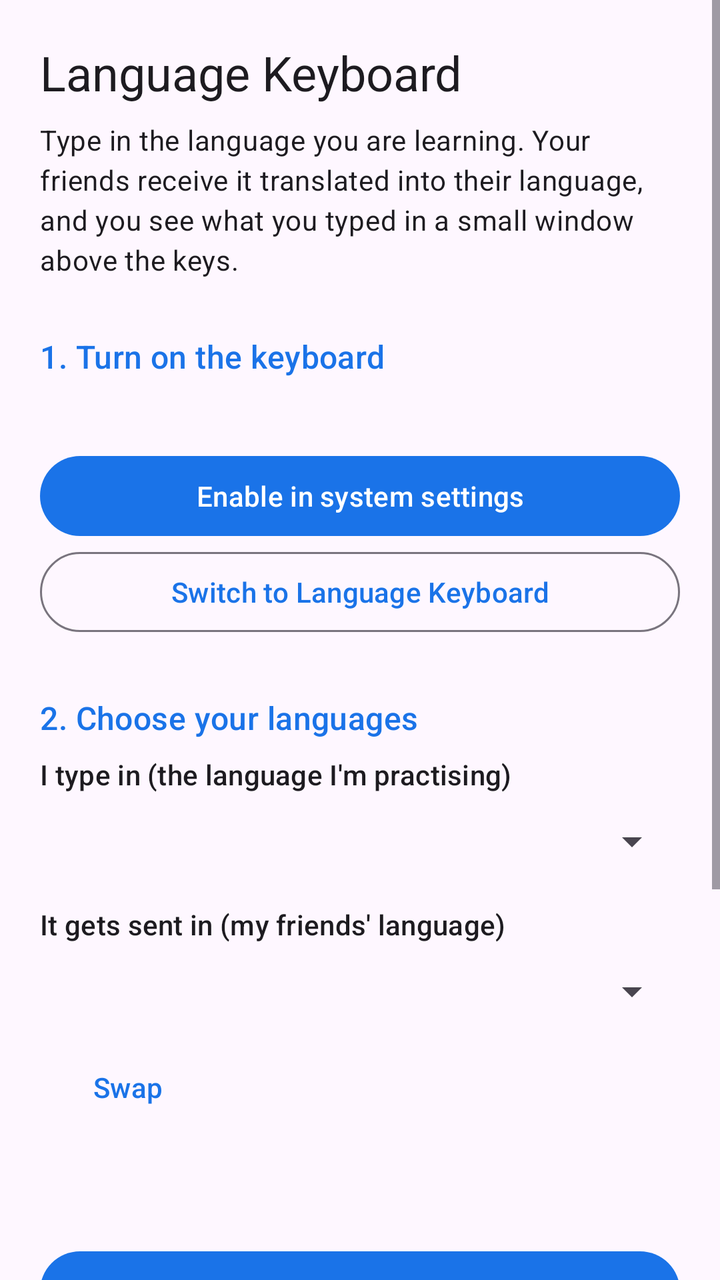
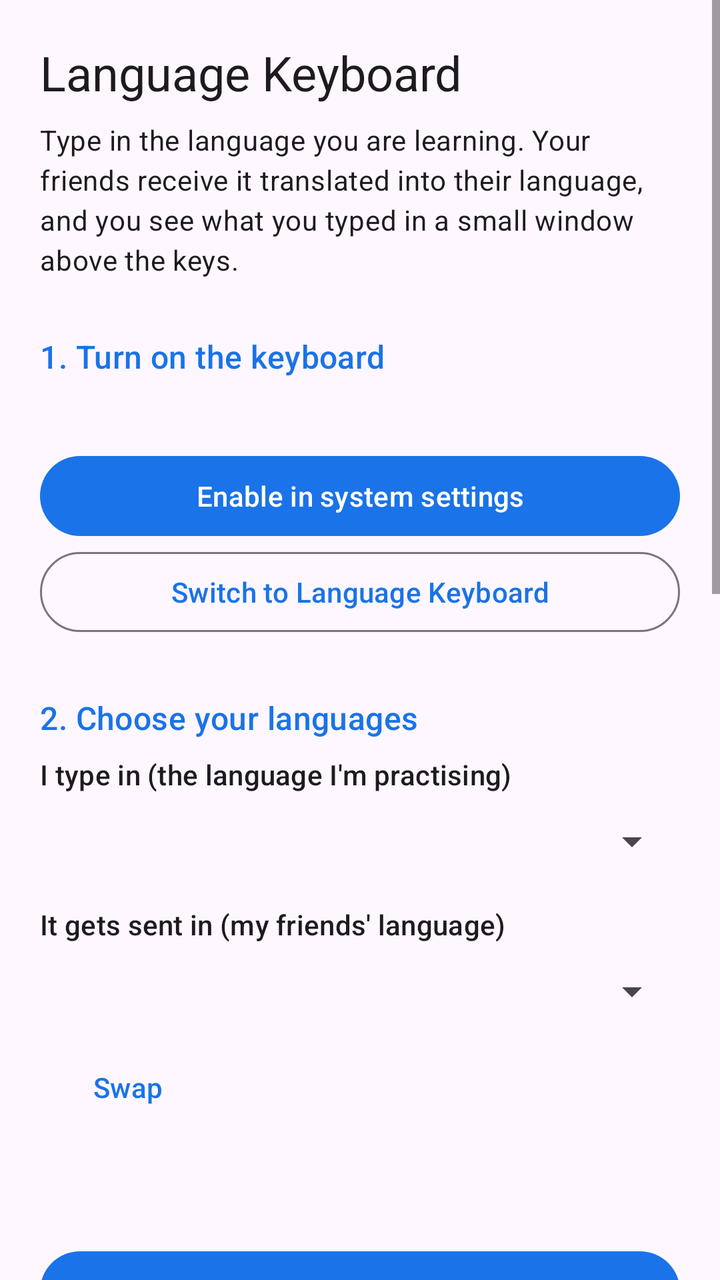

Compare the two renders of this Android layout. The source of the first and the diff that turns it into the second are given below.
<!-- AndroidManifest.xml: application theme Theme.LanguageKeyboard -->
<!-- res/layout/activity_settings.xml -->
<?xml version="1.0" encoding="utf-8"?>
<ScrollView xmlns:android="http://schemas.android.com/apk/res/android"
    android:id="@+id/scroll"
    android:layout_width="match_parent"
    android:layout_height="match_parent"
    android:fillViewport="true">

    <LinearLayout
        android:layout_width="match_parent"
        android:layout_height="wrap_content"
        android:orientation="vertical"
        android:padding="20dp">

        <TextView
            android:layout_width="match_parent"
            android:layout_height="wrap_content"
            android:text="@string/app_name"
            android:textAppearance="?attr/textAppearanceHeadlineSmall" />

        <TextView
            android:layout_width="match_parent"
            android:layout_height="wrap_content"
            android:layout_marginTop="8dp"
            android:text="@string/settings_intro"
            android:textAppearance="?attr/textAppearanceBodyMedium" />

        
        <TextView
            style="@style/SettingsSection"
            android:text="@string/section_setup" />

        <TextView
            android:id="@+id/keyboard_status"
            android:layout_width="match_parent"
            android:layout_height="wrap_content"
            android:textAppearance="?attr/textAppearanceBodyMedium" />

        <com.google.android.material.button.MaterialButton
            android:id="@+id/enable_button"
            android:layout_width="match_parent"
            android:layout_height="wrap_content"
            android:layout_marginTop="8dp"
            android:text="@string/enable_keyboard" />

        <com.google.android.material.button.MaterialButton
            android:id="@+id/choose_button"
            style="@style/Widget.Material3.Button.OutlinedButton"
            android:layout_width="match_parent"
            android:layout_height="wrap_content"
            android:text="@string/choose_keyboard" />

        
        <TextView
            style="@style/SettingsSection"
            android:text="@string/section_languages" />

        <TextView
            android:layout_width="match_parent"
            android:layout_height="wrap_content"
            android:text="@string/label_typing_language"
            android:textAppearance="?attr/textAppearanceLabelLarge" />

        <Spinner
            android:id="@+id/typing_language"
            android:layout_width="match_parent"
            android:layout_height="48dp" />

        <TextView
            android:layout_width="match_parent"
            android:layout_height="wrap_content"
            android:layout_marginTop="8dp"
            android:text="@string/label_output_language"
            android:textAppearance="?attr/textAppearanceLabelLarge" />

        <Spinner
            android:id="@+id/output_language"
            android:layout_width="match_parent"
            android:layout_height="48dp" />

        <com.google.android.material.button.MaterialButton
            android:id="@+id/swap_button"
            style="@style/Widget.Material3.Button.TextButton"
            android:layout_width="wrap_content"
            android:layout_height="wrap_content"
            android:text="@string/swap_languages" />

        <TextView
            android:id="@+id/layout_note"
            android:layout_width="match_parent"
            android:layout_height="wrap_content"
            android:layout_marginTop="4dp"
            android:textAppearance="?attr/textAppearanceBodyMedium" />

        <TextView
            android:id="@+id/model_status"
            android:layout_width="match_parent"
            android:layout_height="wrap_content"
            android:layout_marginTop="4dp"
            android:textAppearance="?attr/textAppearanceBodyMedium" />

        <com.google.android.material.button.MaterialButton
            android:id="@+id/download_button"
            android:layout_width="match_parent"
            android:layout_height="wrap_content"
            android:layout_marginTop="8dp"
            android:text="@string/download_models" />

        
        <TextView
            style="@style/SettingsSection"
            android:text="@string/section_try" />

        <EditText
            android:id="@+id/try_field"
            android:layout_width="match_parent"
            android:layout_height="wrap_content"
            android:hint="@string/try_hint"
            android:importantForAutofill="no"
            android:inputType="textMultiLine|textCapSentences"
            android:minLines="2" />

        <TextView
            android:layout_width="match_parent"
            android:layout_height="wrap_content"
            android:layout_marginTop="12dp"
            android:text="@string/how_to_use"
            android:textAppearance="?attr/textAppearanceBodySmall" />
    </LinearLayout>
</ScrollView>
<!-- resources referenced by this layout -->
<resources>
  <string name="app_name">Language Keyboard</string>
  <string name="choose_keyboard">Switch to Language Keyboard</string>
  <string name="download_models">Download language packs</string>
  <string name="enable_keyboard">Enable in system settings</string>
  <string name="how_to_use">Tips: the ✓ key (where Enter usually is) locks in the current translation. Tap the language chip (ES → EN) above the keys to turn translation off and type straight in your friends\' language; the keys switch to their layout. Long-press a letter for accents, long-press the space bar to switch keyboards.</string>
  <string name="label_output_language">It gets sent in (my friends\' language)</string>
  <string name="label_typing_language">I type in (the language I\'m practising)</string>
  <string name="section_languages">2. Choose your languages</string>
  <string name="section_setup">1. Turn on the keyboard</string>
  <string name="section_try">3. Try it</string>
  <string name="settings_intro">Type in the language you are learning. Your friends receive it translated into their language, and you see what you typed in a small window above the keys.</string>
  <string name="swap_languages">Swap</string>
  <string name="try_hint">Tap here and type with Language Keyboard</string>
  <style name="SettingsSection">
          <item name="android:layout_width">match_parent</item>
          <item name="android:layout_height">wrap_content</item>
          <item name="android:layout_marginTop">28dp</item>
          <item name="android:layout_marginBottom">8dp</item>
          <item name="android:textAppearance">?attr/textAppearanceTitleMedium</item>
          <item name="android:textColor">@color/brand</item>
      </style>
  <style name="Theme.LanguageKeyboard" parent="Theme.Material3.DayNight.NoActionBar">
          <item name="colorPrimary">@color/brand</item>
      </style>
  <color name="brand">#FF1A73E8</color>
</resources>

<!-- the commit's change to res/layout/activity_settings.xml (unified diff, before → after) -->
@@ -108,6 +108,76 @@
         
         <TextView
             style="@style/SettingsSection"
+            android:text="@string/section_typing" />
+
+        <com.google.android.material.materialswitch.MaterialSwitch
+            android:id="@+id/gesture_switch"
+            android:layout_width="match_parent"
+            android:layout_height="wrap_content"
+            android:minHeight="48dp"
+            android:text="@string/gesture_typing"
+            android:textAppearance="?attr/textAppearanceBodyLarge" />
+
+        <TextView
+            android:layout_width="match_parent"
+            android:layout_height="wrap_content"
+            android:layout_marginBottom="8dp"
+            android:text="@string/gesture_typing_summary"
+            android:textAppearance="?attr/textAppearanceBodySmall" />
+
+        <com.google.android.material.materialswitch.MaterialSwitch
+            android:id="@+id/suggestions_switch"
+            android:layout_width="match_parent"
+            android:layout_height="wrap_content"
+            android:minHeight="48dp"
+            android:text="@string/show_suggestions"
+            android:textAppearance="?attr/textAppearanceBodyLarge" />
+
+        <TextView
+            android:layout_width="match_parent"
+            android:layout_height="wrap_content"
+            android:layout_marginBottom="8dp"
+            android:text="@string/show_suggestions_summary"
+            android:textAppearance="?attr/textAppearanceBodySmall" />
+
+        <com.google.android.material.materialswitch.MaterialSwitch
+            android:id="@+id/autocorrect_switch"
+            android:layout_width="match_parent"
+            android:layout_height="wrap_content"
+            android:minHeight="48dp"
+            android:text="@string/autocorrect"
+            android:textAppearance="?attr/textAppearanceBodyLarge" />
+
+        <TextView
+            android:layout_width="match_parent"
+            android:layout_height="wrap_content"
+            android:layout_marginBottom="8dp"
+            android:text="@string/autocorrect_summary"
+            android:textAppearance="?attr/textAppearanceBodySmall" />
+
+        <TextView
+            android:id="@+id/word_list_status"
+            android:layout_width="match_parent"
+            android:layout_height="wrap_content"
+            android:layout_marginTop="4dp"
+            android:textAppearance="?attr/textAppearanceBodyMedium" />
+
+        <com.google.android.material.button.MaterialButton
+            android:id="@+id/download_words_button"
+            style="@style/Widget.Material3.Button.OutlinedButton"
+            android:layout_width="match_parent"
+            android:layout_height="wrap_content"
+            android:text="@string/download_word_lists" />
+
+        <TextView
+            android:layout_width="match_parent"
+            android:layout_height="wrap_content"
+            android:text="@string/word_lists_credit"
+            android:textAppearance="?attr/textAppearanceBodySmall" />
+
+        
+        <TextView
+            style="@style/SettingsSection"
             android:text="@string/section_try" />
 
         <EditText
<!-- resource entries referenced after the edit -->
@@ -1,18 +1,27 @@
 <!-- resources referenced by this layout -->
 <resources>
   <string name="app_name">Language Keyboard</string>
+  <string name="autocorrect">Autocorrect</string>
+  <string name="autocorrect_summary">Fixes typos and missing accents when you press space. Backspace straight after undoes it.</string>
   <string name="choose_keyboard">Switch to Language Keyboard</string>
   <string name="download_models">Download language packs</string>
+  <string name="download_word_lists">Download word lists now</string>
   <string name="enable_keyboard">Enable in system settings</string>
-  <string name="how_to_use">Tips: the ✓ key (where Enter usually is) locks in the current translation. Tap the language chip (ES → EN) above the keys to turn translation off and type straight in your friends\' language; the keys switch to their layout. Long-press a letter for accents, long-press the space bar to switch keyboards.</string>
+  <string name="gesture_typing">Gesture typing</string>
+  <string name="gesture_typing_summary">Slide across the letters to type a word, without lifting your finger.</string>
+  <string name="how_to_use">Tips: the ✓ key (where Enter usually is) locks in the current translation. Tap the language chip (ES → EN) above the keys to turn translation off and type straight in your friends\' language; the keys switch to their layout. Tap a suggestion to use it; tap your own word (in quotes) to keep it and teach it to the keyboard. Long-press a letter for accents, long-press the space bar to switch keyboards.</string>
   <string name="label_output_language">It gets sent in (my friends\' language)</string>
   <string name="label_typing_language">I type in (the language I\'m practising)</string>
   <string name="section_languages">2. Choose your languages</string>
   <string name="section_setup">1. Turn on the keyboard</string>
-  <string name="section_try">3. Try it</string>
+  <string name="section_try">4. Try it</string>
+  <string name="section_typing">3. Typing</string>
   <string name="settings_intro">Type in the language you are learning. Your friends receive it translated into their language, and you see what you typed in a small window above the keys.</string>
+  <string name="show_suggestions">Show suggestions</string>
+  <string name="show_suggestions_summary">Word suggestions above the keys. Ignores accents, so typing \"cancion\" offers \"canción\".</string>
   <string name="swap_languages">Swap</string>
   <string name="try_hint">Tap here and type with Language Keyboard</string>
+  <string name="word_lists_credit">Word lists: FrequencyWords by Hermit Dave, from OpenSubtitles, CC BY-SA 4.0.</string>
   <style name="SettingsSection">
           <item name="android:layout_width">match_parent</item>
           <item name="android:layout_height">wrap_content</item>
